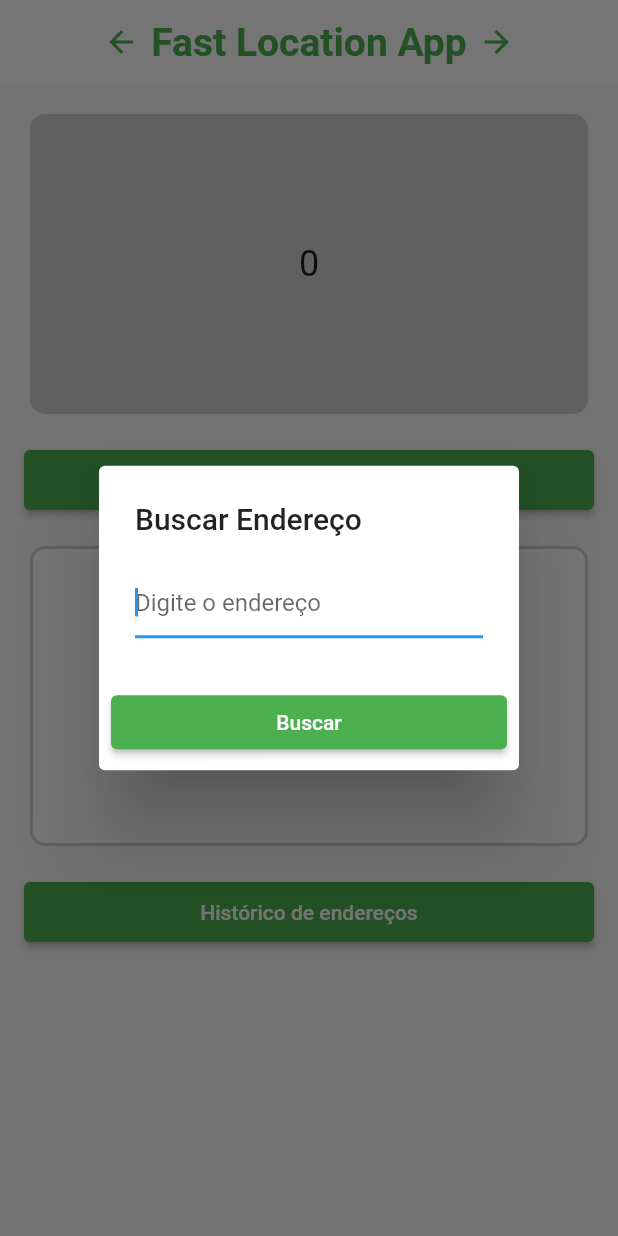
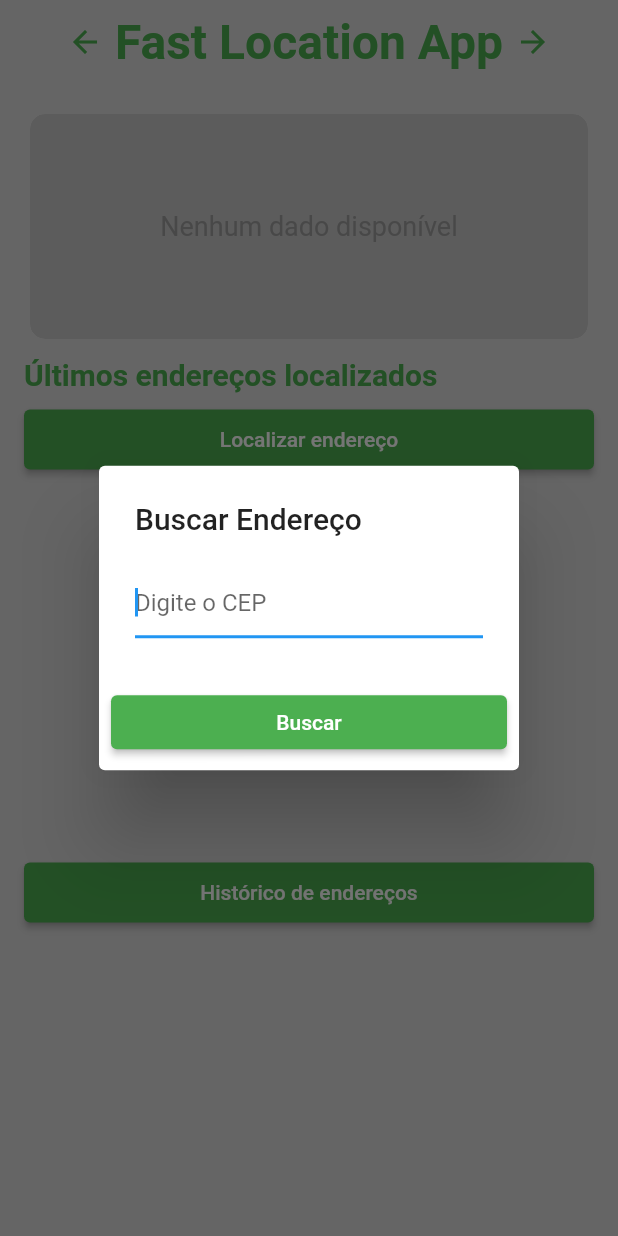
Before and after one commit to andreylpereira/FastLocationApp, a Flutter app: the screen it shows after launch, after a tap on "Localizar endereço", on a phone screen of 412 x 824 dp. Run offline on Flutter 3.47's test engine with Material 2 defaults, Android fonts, the phone set to English and light mode, and no system bars; our stand-ins replace dio.

Commit message:
Consumindo api ViaCEP com dio, criação e configuração de model, repository, service

```diff
--- a/lib/app_widget.dart
+++ b/lib/app_widget.dart
@@ -9,9 +9,7 @@ class AppWidget extends StatelessWidget {
   @override
   Widget build(BuildContext context) {
     return MaterialApp(
-      title: title,
-      theme: ThemeData(primarySwatch: Colors.blue),
-      debugShowCheckedModeBanner: false,
+       debugShowCheckedModeBanner: false,
       home: HomePage(),
     );
   }
--- /dev/null
+++ b/lib/src/http/http_client.dart
@@ -0,0 +1,10 @@
+import 'package:dio/dio.dart';
+
+class HttpClient {
+  final Dio dio;
+
+  HttpClient() : dio = Dio() {
+
+    dio.options.baseUrl = 'https://viacep.com.br/ws/';
+  }
+}
--- /dev/null
+++ b/lib/src/modules/home/model/cep_model.dart
@@ -0,0 +1,43 @@
+class CEPModel {
+  String cep = "";
+  String logradouro = "";
+  String complemento = "";
+  String bairro = "";
+  String localidade = "";
+  String uf = "";
+  bool erro = false;
+
+  CEPModel({
+    this.cep = "",
+    this.logradouro = "",
+    this.complemento = "",
+    this.bairro = "",
+    this.localidade = "",
+    this.uf = "",
+    required bool erro
+  });
+
+  CEPModel.fromJson(Map<String, dynamic> json) {
+    if (json['erro'] != null) {
+      erro = true;
+      return;
+    }
+    cep = json['cep'];
+    logradouro = json['logradouro'];
+    complemento = json['complemento'];
+    bairro = json['bairro'];
+    localidade = json['localidade'];
+    uf = json['uf'];
+  }
+
+  Map<String, dynamic> toJson() {
+    final Map<String, dynamic> data = <String, dynamic>{};
+    data['cep'] = cep;
+    data['logradouro'] = logradouro;
+    data['complemento'] = complemento;
+    data['bairro'] = bairro;
+    data['localidade'] = localidade;
+    data['uf'] = uf;
+    return data;
+  }
+}
--- a/lib/src/modules/home/page/home_page.dart
+++ b/lib/src/modules/home/page/home_page.dart
@@ -1,3 +1,7 @@
+import 'package:fast_location_app/src/http/http_client.dart';
+import 'package:fast_location_app/src/modules/home/model/cep_model.dart';
+import 'package:fast_location_app/src/modules/home/repositories/cep_repository.dart';
+import 'package:fast_location_app/src/services/cep_service.dart';
 import 'package:flutter/material.dart';
 
 class HomePage extends StatefulWidget {
@@ -6,16 +10,22 @@ class HomePage extends StatefulWidget {
 }
 
 class HomePageState extends State<HomePage> {
-  int? data;
+  String? cep;
+  String? logradouro;
+  String? complemento;
+  String? bairro;
+  String? localidade;
+  String? uf;
+  List<CEPModel> history = [];
 
   @override
   void initState() {
     super.initState();
-    data = 0;
   }
 
   void _showSearchModal() {
     final TextEditingController controller = TextEditingController();
+    final cepRepository = CEPRepository(CEPService(HttpClient()));
 
     showDialog(
       context: context,
@@ -28,7 +38,7 @@ class HomePageState extends State<HomePage> {
               TextField(
                 controller: controller,
                 keyboardType: TextInputType.number,
-                decoration: InputDecoration(hintText: 'Digite o endereço'),
+                decoration: InputDecoration(hintText: 'Digite o CEP'),
                 autofocus: true,
               ),
             ],
@@ -41,9 +51,32 @@ class HomePageState extends State<HomePage> {
                   primary: Colors.green,
                   onPrimary: Colors.white,
                 ),
-                onPressed: () {
-                  String input = controller.text;
-                  print('$input');
+                onPressed: () async {
+                  String cepInput = controller.text;
+                  try {
+                    CEPModel cepData = await cepRepository.buscarCEP(cepInput);
+                    if (cepData.erro) {
+                      print('CEP não encontrado!');
+                    } else {
+                      setState(() {
+                        cep = cepData.cep;
+                        logradouro = cepData.logradouro;
+                        complemento = cepData.complemento;
+                        bairro = cepData.bairro;
+                        localidade = cepData.localidade;
+                        uf = cepData.uf;
+                        history.add(cepData);
+                      });
+                      print('CEP: ${cepData.cep}');
+                      print('Logradouro: ${cepData.logradouro}');
+                      print('Complemento: ${cepData.complemento}');
+                      print('Bairro: ${cepData.bairro}');
+                      print('Localidade: ${cepData.localidade}');
+                      print('UF: ${cepData.uf}');
+                    }
+                  } catch (e) {
+                    print('Erro ao buscar CEP: $e');
+                  }
                   Navigator.of(context).pop();
                 },
                 child: Text('Buscar'),
@@ -59,39 +92,50 @@ class HomePageState extends State<HomePage> {
   Widget build(BuildContext context) {
     return Scaffold(
       appBar: AppBar(
-        backgroundColor: Colors.white,
+        backgroundColor: Color.fromARGB(255, 220, 220, 220),
         elevation: 0,
         title: Row(
           mainAxisAlignment: MainAxisAlignment.center,
           children: [
-            Icon(
-              Icons.arrow_back,
-              color: Colors.green,
-            ),
+            Icon(Icons.arrow_back, color: Colors.green),
             SizedBox(width: 8.0),
             Text(
               'Fast Location App',
+              textAlign: TextAlign.center,
               style: TextStyle(
                 color: Colors.green,
-                fontSize: 26,
+                fontSize: 32,
                 fontWeight: FontWeight.bold,
               ),
             ),
             SizedBox(width: 8.0),
-            Icon(
-              Icons.arrow_forward,
-              color: Colors.green,
-            ),
+            Icon(Icons.arrow_forward, color: Colors.green),
           ],
         ),
       ),
-      body: Padding(
+      body: Container(
+        decoration: BoxDecoration(color: Color.fromARGB(255, 220, 220, 220)),
         padding: const EdgeInsets.all(16.0),
         child: Column(
           crossAxisAlignment: CrossAxisAlignment.stretch,
           children: [
-            CardWidget(data: data, color: Color.fromARGB(255, 210, 210, 210)),
-            SizedBox(height: 16.0),
+            CardWidget(
+                cep: cep,
+                logradouro: logradouro,
+                complemento: complemento,
+                bairro: bairro,
+                localidade: localidade,
+                uf: uf),
+            SizedBox(height: 8.0),
+            Text(
+              'Últimos endereços localizados',
+              style: TextStyle(
+                color: Colors.green,
+                fontSize: 20,
+                fontWeight: FontWeight.bold,
+              ),
+            ),
+            SizedBox(height: 8.0),
             ElevatedButton(
               style: ElevatedButton.styleFrom(
                 primary: Colors.green,
@@ -102,8 +146,8 @@ class HomePageState extends State<HomePage> {
               child: Text('Localizar endereço'),
             ),
             SizedBox(height: 16.0),
-            CardWidget(data: data),
-            SizedBox(height: 16.0),
+            ListWidgetHistory(history: history),
+            SizedBox(height: 8.0),
             ElevatedButton(
               style: ElevatedButton.styleFrom(
                 primary: Colors.green,
@@ -111,10 +155,7 @@ class HomePageState extends State<HomePage> {
                 padding: EdgeInsets.symmetric(horizontal: 16.0, vertical: 12.0),
               ),
               onPressed: () {
-                setState(() {
-                  data = (data ?? 0) + 1;
-                });
-                print('${data}');
+                //falta criar rotas
               },
               child: Text('Histórico de endereços'),
             ),
@@ -126,10 +167,24 @@ class HomePageState extends State<HomePage> {
 }
 
 class CardWidget extends StatelessWidget {
-  final int? data;
+  final String? cep;
+  final String? logradouro;
+  final String? complemento;
+  final String? bairro;
+  final String? localidade;
+  final String? uf;
   final Color? color;
 
-  const CardWidget({Key? key, this.data, this.color}) : super(key: key);
+  const CardWidget(
+      {Key? key,
+      this.cep,
+      this.logradouro,
+      this.complemento,
+      this.bairro,
+      this.localidade,
+      this.uf,
+      this.color})
+      : super(key: key);
 
   @override
   Widget build(BuildContext context) {
@@ -139,21 +194,29 @@ class CardWidget extends StatelessWidget {
         borderRadius: BorderRadius.circular(10),
       ),
       child: Container(
-        height: 200,
+        height: 150,
         decoration: BoxDecoration(
           borderRadius: BorderRadius.circular(10),
           border: Border.all(
             width: 2,
-            color: Color.fromARGB(255, 210, 210, 210),
+            color: Color.fromARGB(255, 200, 200, 200),
           ),
-          color: color,
+          color: Color.fromARGB(255, 201, 201, 201),
         ),
         child: Center(
-          child: data != null && data! >= 0
-              ? Text(
-                  data.toString(),
-                  style: TextStyle(fontSize: 24),
-                  textAlign: TextAlign.center,
+          child: cep != null
+              ? Column(
+                  mainAxisAlignment: MainAxisAlignment.center,
+                  children: [
+                    Text('CEP: $cep', style: TextStyle(fontSize: 26)),
+                    Text('Localidade: $localidade/$uf',
+                        style: TextStyle(fontSize: 16)),
+                    Text('Bairro: $bairro', style: TextStyle(fontSize: 16)),
+                    Text('Logradouro: $logradouro',
+                        style: TextStyle(fontSize: 16)),
+                    Text('Complemento: $complemento',
+                        style: TextStyle(fontSize: 16)),
+                  ],
                 )
               : Text(
                   'Nenhum dado disponível',
@@ -165,3 +228,39 @@ class CardWidget extends StatelessWidget {
     );
   }
 }
+
+class ListWidgetHistory extends StatelessWidget {
+  final List<CEPModel> history;
+
+  const ListWidgetHistory({Key? key, required this.history}) : super(key: key);
+
+  @override
+  Widget build(BuildContext context) {
+    return Container(
+      height: 230,
+      child: ListView.builder(
+        itemCount: history.length,
+        itemBuilder: (context, index) {
+          final item = history[history.length - 1 - index];
+          return _buildList(item);
+        },
+      ),
+    );
+  }
+
+  Widget _buildList(CEPModel item) {
+    return Container(
+      child: Card(
+        elevation: 0,
+        shape: RoundedRectangleBorder(
+          borderRadius: BorderRadius.circular(10),
+        ),
+        margin: EdgeInsets.symmetric(vertical: 8.0),
+        child: ListTile(
+          title: Text('${item.logradouro}, ${item.bairro}'),
+          subtitle: Text('${item.localidade} - ${item.uf}'),
+        ),
+      ),
+    );
+  }
+}
--- /dev/null
+++ b/lib/src/modules/home/repositories/cep_repository.dart
@@ -0,0 +1,12 @@
+import 'package:fast_location_app/src/modules/home/model/cep_model.dart';
+import 'package:fast_location_app/src/services/cep_service.dart';
+
+class CEPRepository {
+  final CEPService _cepService;
+
+  CEPRepository(this._cepService);
+
+  Future<CEPModel> buscarCEP(String cep) {
+    return _cepService.buscarCEP(cep);
+  }
+}
--- /dev/null
+++ b/lib/src/services/cep_service.dart
@@ -0,0 +1,19 @@
+import 'package:fast_location_app/src/modules/home/model/cep_model.dart';
+
+import '../http/http_client.dart';
+
+class CEPService {
+  final HttpClient httpClient;
+
+  CEPService(this.httpClient);
+
+  Future<CEPModel> buscarCEP(String cep) async {
+    try {
+      final response = await httpClient.dio.get('$cep/json/');
+      return CEPModel.fromJson(response.data);
+    } catch (e) {
+      print('Erro ao buscar CEP: $e');
+      return CEPModel(erro: true);
+    }
+  }
+}
```
